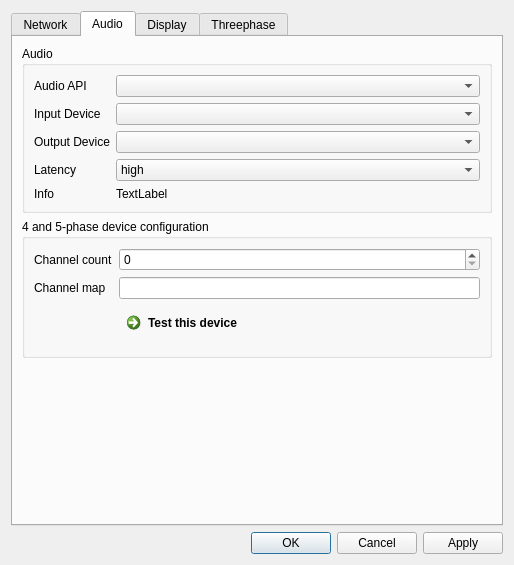
Above: designer/preferencesdialog.ui from diglet48/restim before the change. Below: the same form after it.
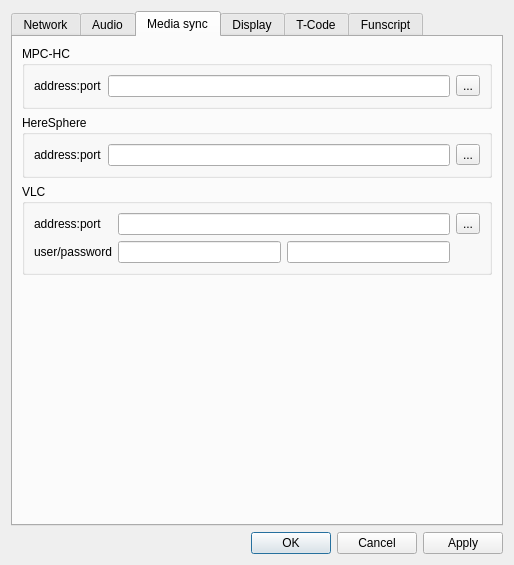
That is the form after the change. Icons and pictures are not drawn. Custom widgets are drawn as their Qt base class.

Commit message: Implement media sync & funscript loading, improve device wizard.

What changed in the file:
```diff
--- a/designer/preferencesdialog.ui
+++ b/designer/preferencesdialog.ui
@@ -23,7 +23,7 @@
       </sizepolicy>
      </property>
      <property name="currentIndex">
-      <number>1</number>
+      <number>2</number>
      </property>
      <widget class="QWidget" name="tab">
       <attribute name="title">
@@ -268,27 +268,24 @@
           <item row="0" column="1">
            <widget class="QComboBox" name="audio_api"/>
           </item>
-          <item row="2" column="0">
+          <item row="1" column="0">
            <widget class="QLabel" name="label_8">
             <property name="text">
              <string>Output Device</string>
             </property>
            </widget>
           </item>
-          <item row="2" column="1">
+          <item row="1" column="1">
            <widget class="QComboBox" name="audio_output_device"/>
           </item>
-          <item row="1" column="0">
-           <widget class="QLabel" name="label_30">
+          <item row="2" column="0">
+           <widget class="QLabel" name="label_9">
             <property name="text">
-             <string>Input Device</string>
+             <string>Latency</string>
             </property>
            </widget>
           </item>
-          <item row="1" column="1">
-           <widget class="QComboBox" name="audio_input_device"/>
-          </item>
-          <item row="3" column="1">
+          <item row="2" column="1">
            <widget class="QComboBox" name="audio_latency">
             <item>
              <property name="text">
@@ -358,20 +355,13 @@
            </widget>
           </item>
           <item row="3" column="0">
-           <widget class="QLabel" name="label_9">
-            <property name="text">
-             <string>Latency</string>
-            </property>
-           </widget>
-          </item>
-          <item row="4" column="0">
            <widget class="QLabel" name="label_27">
             <property name="text">
              <string>Info</string>
             </property>
            </widget>
           </item>
-          <item row="4" column="1">
+          <item row="3" column="1">
            <widget class="QLabel" name="audio_info">
             <property name="text">
              <string>TextLabel</string>
@@ -432,7 +422,148 @@
        </item>
       </layout>
      </widget>
-     <widget class="QWidget" name="tab_3">
+     <widget class="QWidget" name="tab_media_settings">
+      <attribute name="title">
+       <string>Media sync</string>
+      </attribute>
+      <layout class="QVBoxLayout" name="verticalLayout_6">
+       <item>
+        <widget class="QGroupBox" name="groupBox_3">
+         <property name="title">
+          <string>MPC-HC</string>
+         </property>
+         <layout class="QGridLayout" name="gridLayout">
+          <item row="0" column="1">
+           <widget class="QLineEdit" name="mpc_address"/>
+          </item>
+          <item row="0" column="0">
+           <widget class="QLabel" name="label_31">
+            <property name="text">
+             <string>address:port</string>
+            </property>
+           </widget>
+          </item>
+          <item row="0" column="2">
+           <widget class="QToolButton" name="mpc_reload">
+            <property name="text">
+             <string>...</string>
+            </property>
+            <property name="icon">
+             <iconset resource="../resources/restim.qrc">
+              <normaloff>:/restim/arrow-round_poly.svg</normaloff>:/restim/arrow-round_poly.svg</iconset>
+            </property>
+           </widget>
+          </item>
+         </layout>
+        </widget>
+       </item>
+       <item>
+        <widget class="QGroupBox" name="groupBox_6">
+         <property name="title">
+          <string>HereSphere</string>
+         </property>
+         <layout class="QGridLayout" name="gridLayout_3">
+          <item row="0" column="0">
+           <widget class="QLabel" name="label_32">
+            <property name="text">
+             <string>address:port</string>
+            </property>
+           </widget>
+          </item>
+          <item row="0" column="1">
+           <widget class="QLineEdit" name="heresphere_address"/>
+          </item>
+          <item row="0" column="2">
+           <widget class="QToolButton" name="heresphere_reload">
+            <property name="text">
+             <string>...</string>
+            </property>
+            <property name="icon">
+             <iconset resource="../resources/restim.qrc">
+              <normaloff>:/restim/arrow-round_poly.svg</normaloff>:/restim/arrow-round_poly.svg</iconset>
+            </property>
+           </widget>
+          </item>
+         </layout>
+        </widget>
+       </item>
+       <item>
+        <widget class="QGroupBox" name="groupBox_7">
+         <property name="title">
+          <string>VLC</string>
+         </property>
+         <layout class="QGridLayout" name="gridLayout_4">
+          <item row="0" column="2">
+           <widget class="QToolButton" name="vlc_reload">
+            <property name="text">
+             <string>...</string>
+            </property>
+            <property name="icon">
+             <iconset resource="../resources/restim.qrc">
+              <normaloff>:/restim/arrow-round_poly.svg</normaloff>:/restim/arrow-round_poly.svg</iconset>
+            </property>
+           </widget>
+          </item>
+          <item row="0" column="0">
+           <widget class="QLabel" name="label_33">
+            <property name="text">
+             <string>address:port</string>
+            </property>
+           </widget>
+          </item>
+          <item row="0" column="1">
+           <widget class="QLineEdit" name="vlc_address"/>
+          </item>
+          <item row="1" column="0">
+           <widget class="QLabel" name="label_34">
+            <property name="text">
+             <string>user/password</string>
+            </property>
+           </widget>
+          </item>
+          <item row="1" column="1">
+           <widget class="QWidget" name="widget" native="true">
+            <layout class="QHBoxLayout" name="horizontalLayout_2">
+             <property name="leftMargin">
+              <number>0</number>
+             </property>
+             <property name="topMargin">
+              <number>0</number>
+             </property>
+             <property name="rightMargin">
+              <number>0</number>
+             </property>
+             <property name="bottomMargin">
+              <number>0</number>
+             </property>
+             <item>
+              <widget class="QLineEdit" name="vlc_username"/>
+             </item>
+             <item>
+              <widget class="QLineEdit" name="vlc_password"/>
+             </item>
+            </layout>
+           </widget>
+          </item>
+         </layout>
+        </widget>
+       </item>
+       <item>
+        <spacer name="verticalSpacer_6">
+         <property name="orientation">
+          <enum>Qt::Vertical</enum>
+         </property>
+         <property name="sizeHint" stdset="0">
+          <size>
+           <width>20</width>
+           <height>40</height>
+          </size>
+         </property>
+        </spacer>
+       </item>
+      </layout>
+     </widget>
+     <widget class="QWidget" name="tab_display">
       <attribute name="title">
        <string>Display</string>
       </attribute>
@@ -497,7 +628,7 @@
      </widget>
      <widget class="QWidget" name="tab_4">
       <attribute name="title">
-       <string>Threephase</string>
+       <string>T-Code</string>
       </attribute>
       <layout class="QVBoxLayout" name="verticalLayout_5">
        <item>
@@ -718,11 +849,37 @@
         </widget>
        </item>
        <item>
-        <widget class="QGroupBox" name="groupBox_3">
-         <property name="title">
-          <string>Notes</string>
+        <spacer name="verticalSpacer_5">
+         <property name="orientation">
+          <enum>Qt::Vertical</enum>
          </property>
-         <layout class="QVBoxLayout" name="verticalLayout_6">
+         <property name="sizeHint" stdset="0">
+          <size>
+           <width>20</width>
+           <height>40</height>
+          </size>
+         </property>
+        </spacer>
+       </item>
+      </layout>
+     </widget>
+     <widget class="QWidget" name="tab_funscript">
+      <attribute name="title">
+       <string>Funscript</string>
+      </attribute>
+      <layout class="QVBoxLayout" name="verticalLayout_7">
+       <item>
+        <widget class="TableViewWithComboBox" name="tableView"/>
+       </item>
+       <item>
+        <widget class="QFrame" name="frame">
+         <property name="frameShape">
+          <enum>QFrame::StyledPanel</enum>
+         </property>
+         <property name="frameShadow">
+          <enum>QFrame::Raised</enum>
+         </property>
+         <layout class="QHBoxLayout" name="horizontalLayout">
           <item>
            <widget class="QTextEdit" name="textEdit">
             <property name="html">
@@ -766,6 +923,13 @@
    </item>
   </layout>
  </widget>
+ <customwidgets>
+  <customwidget>
+   <class>TableViewWithComboBox</class>
+   <extends>QTableView</extends>
+   <header>qt_ui/widgets/table_view_with_combobox</header>
+  </customwidget>
+ </customwidgets>
  <tabstops>
   <tabstop>udp_localhost_only</tabstop>
   <tabstop>display_fps</tabstop>
```
Left out of the diff: 23 changed lines with no effect on the pictures. The commit also changes 109 other files.
